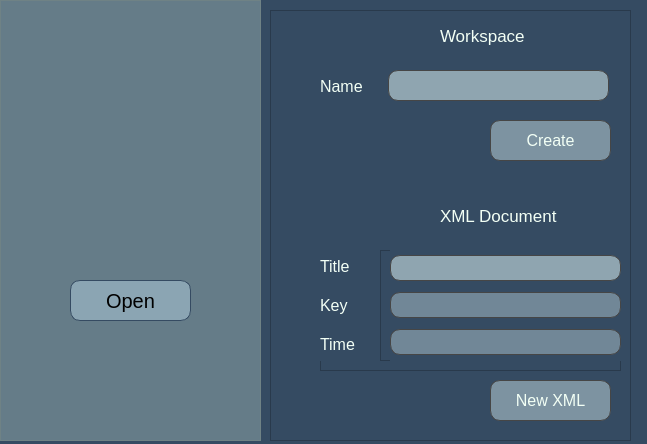
This is ui/designer/workspacePanelui.ui in uU-Uuu/song-xml-editor as Qt 5 draws it before an edit. The edited form follows.
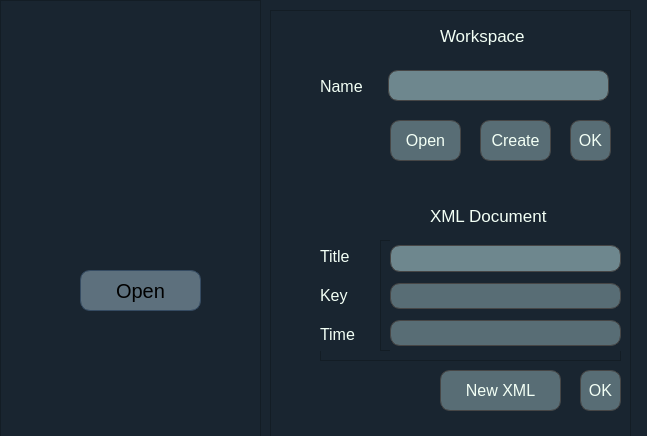
This is the edited form. Icons and pictures are not drawn.

Commit message: added implementation of infoLabel, displaying XML from doc

```diff
--- a/ui/designer/workspacePanelui.ui
+++ b/ui/designer/workspacePanelui.ui
@@ -7,7 +7,7 @@
     <x>0</x>
     <y>0</y>
     <width>647</width>
-    <height>444</height>
+    <height>436</height>
    </rect>
   </property>
   <property name="sizePolicy">
@@ -16,11 +16,17 @@
     <verstretch>0</verstretch>
    </sizepolicy>
   </property>
+  <property name="maximumSize">
+   <size>
+    <width>647</width>
+    <height>436</height>
+   </size>
+  </property>
   <property name="windowTitle">
    <string>Form</string>
   </property>
   <property name="styleSheet">
-   <string notr="true">background: rgb(53, 75, 98)</string>
+   <string notr="true">background: rgb(25, 37, 48);</string>
   </property>
   <widget class="QFrame" name="frame">
    <property name="geometry">
@@ -40,8 +46,8 @@
    <widget class="QToolButton" name="createXMLDocBtn">
     <property name="geometry">
      <rect>
-      <x>220</x>
-      <y>370</y>
+      <x>170</x>
+      <y>360</y>
       <width>121</width>
       <height>41</height>
      </rect>
@@ -53,7 +59,7 @@
      <string notr="true">font: 63 8pt &quot;Yu Mincho Demibold&quot;;
 font-size: 16px;
 border: 0.5px solid rgb(70, 70, 70);
-background: rgba(206, 227, 232, 120);
+background:rgba(186, 223, 225, 100);
 border-radius: 10px;
 color: rgb(242, 255, 245)</string>
     </property>
@@ -64,9 +70,9 @@
    <widget class="QToolButton" name="createWorkspaceBtn">
     <property name="geometry">
      <rect>
-      <x>220</x>
+      <x>210</x>
       <y>110</y>
-      <width>121</width>
+      <width>71</width>
       <height>41</height>
      </rect>
     </property>
@@ -77,7 +83,7 @@
      <string notr="true">font: 63 8pt &quot;Yu Mincho Demibold&quot;;
 font-size: 16px;
 border: 0.5px solid rgb(70, 70, 70);
-background: rgba(206, 227, 232, 120);
+background:rgba(186, 223, 225, 100);
 border-radius: 10px;
 color: rgb(242, 255, 245)</string>
     </property>
@@ -89,7 +95,7 @@
     <property name="geometry">
      <rect>
       <x>50</x>
-      <y>240</y>
+      <y>230</y>
       <width>301</width>
       <height>121</height>
      </rect>
@@ -177,9 +183,9 @@
         <widget class="QLineEdit" name="docTitleInput">
          <property name="styleSheet">
           <string notr="true">font: 63 8pt &quot;Yu Mincho Demibold&quot;;
-font-size: 15px;
+font-size: 16px;
 border: 0.5px solid rgb(70, 70, 70);
-background: rgba(206, 227, 232, 150);
+background:rgba(186, 223, 225, 135);
 border-radius: 10px;
 padding: 2px;
 color: rgb(242, 255, 245)</string>
@@ -198,7 +204,7 @@
           <string notr="true">font: 63 8pt &quot;Yu Mincho Demibold&quot;;
 font-size: 15px;
 border: 0.5px solid rgb(70, 70, 70);
-background: rgba(206, 227, 232, 100);
+background:rgba(186, 223, 225, 100);
 border-radius: 10px;
 padding: 2px;
 color: rgb(242, 255, 245);</string>
@@ -217,7 +223,7 @@
           <string notr="true">font: 63 8pt &quot;Yu Mincho Demibold&quot;;
 font-size: 15px;
 border: 0.5px solid rgb(70, 70, 70);
-background: rgba(206, 227, 232, 100);
+background:rgba(186, 223, 225, 100);
 border-radius: 10px;
 padding: 2px;
 color: rgb(242, 255, 245)</string>
@@ -245,9 +251,9 @@
     </property>
     <property name="styleSheet">
      <string notr="true">font: 63 8pt &quot;Yu Mincho Demibold&quot;;
-font-size: 15px;
+font-size: 16px;
 border: 0.5px solid rgb(70, 70, 70);
-background: rgba(206, 227, 232, 150);
+background:rgba(186, 223, 225, 135);
 border-radius: 10px;
 padding: 2px;
 color: rgb(242, 255, 245)</string>
@@ -298,7 +304,7 @@
    <widget class="QLabel" name="lyricLabel_6">
     <property name="geometry">
      <rect>
-      <x>170</x>
+      <x>160</x>
       <y>190</y>
       <width>131</width>
       <height>32</height>
@@ -313,14 +319,111 @@
      <string>XML Document</string>
     </property>
    </widget>
+   <widget class="QToolButton" name="workspaceOKBtn">
+    <property name="geometry">
+     <rect>
+      <x>300</x>
+      <y>110</y>
+      <width>41</width>
+      <height>41</height>
+     </rect>
+    </property>
+    <property name="cursor">
+     <cursorShape>PointingHandCursor</cursorShape>
+    </property>
+    <property name="styleSheet">
+     <string notr="true">font: 63 8pt &quot;Yu Mincho Demibold&quot;;
+font-size: 16px;
+border: 0.5px solid rgb(70, 70, 70);
+background:rgba(186, 223, 225, 100);
+border-radius: 10px;
+color: rgb(242, 255, 245)</string>
+    </property>
+    <property name="text">
+     <string>OK</string>
+    </property>
+   </widget>
+   <widget class="QToolButton" name="docOKBtn">
+    <property name="geometry">
+     <rect>
+      <x>310</x>
+      <y>360</y>
+      <width>41</width>
+      <height>41</height>
+     </rect>
+    </property>
+    <property name="cursor">
+     <cursorShape>PointingHandCursor</cursorShape>
+    </property>
+    <property name="styleSheet">
+     <string notr="true">font: 63 8pt &quot;Yu Mincho Demibold&quot;;
+font-size: 16px;
+border: 0.5px solid rgb(70, 70, 70);
+background:rgba(186, 223, 225, 100);
+border-radius: 10px;
+color: rgb(242, 255, 245)</string>
+    </property>
+    <property name="text">
+     <string>OK</string>
+    </property>
+   </widget>
+   <widget class="QToolButton" name="openWorkspaceBtn">
+    <property name="geometry">
+     <rect>
+      <x>120</x>
+      <y>110</y>
+      <width>71</width>
+      <height>41</height>
+     </rect>
+    </property>
+    <property name="cursor">
+     <cursorShape>PointingHandCursor</cursorShape>
+    </property>
+    <property name="focusPolicy">
+     <enum>Qt::NoFocus</enum>
+    </property>
+    <property name="styleSheet">
+     <string notr="true">font: 63 8pt &quot;Yu Mincho Demibold&quot;;
+font-size: 16px;
+border: 0.5px solid rgb(70, 70, 70);
+background:rgba(186, 223, 225, 100);
+border-radius: 10px;
+color: rgb(242, 255, 245)</string>
+    </property>
+    <property name="text">
+     <string>Open</string>
+    </property>
+   </widget>
+   <widget class="QLabel" name="infoLabel">
+    <property name="geometry">
+     <rect>
+      <x>120</x>
+      <y>150</y>
+      <width>181</width>
+      <height>32</height>
+     </rect>
+    </property>
+    <property name="styleSheet">
+     <string notr="true">font: 63 8pt &quot;Yu Mincho Demibold&quot;;
+font-size: 14px;
+color: rgb(110, 135, 142);
+background-color: transparent</string>
+    </property>
+    <property name="text">
+     <string/>
+    </property>
+   </widget>
   </widget>
   <widget class="QFrame" name="frame_4">
+   <property name="enabled">
+    <bool>true</bool>
+   </property>
    <property name="geometry">
     <rect>
      <x>0</x>
      <y>0</y>
      <width>261</width>
-     <height>441</height>
+     <height>471</height>
     </rect>
    </property>
    <property name="styleSheet">
@@ -338,11 +441,11 @@
       <x>0</x>
       <y>0</y>
       <width>261</width>
-      <height>441</height>
+      <height>471</height>
      </rect>
     </property>
     <property name="styleSheet">
-     <string notr="true">background: rgba(177, 200, 194, 100)</string>
+     <string notr="true"/>
     </property>
     <property name="frameShape">
      <enum>QFrame::StyledPanel</enum>
@@ -353,8 +456,8 @@
     <widget class="QToolButton" name="openBtn">
      <property name="geometry">
       <rect>
-       <x>70</x>
-       <y>280</y>
+       <x>80</x>
+       <y>270</y>
        <width>121</width>
        <height>41</height>
       </rect>
```
Left out of the diff: 43 changed lines with no effect on the pictures. The commit also changes 7 other files.
